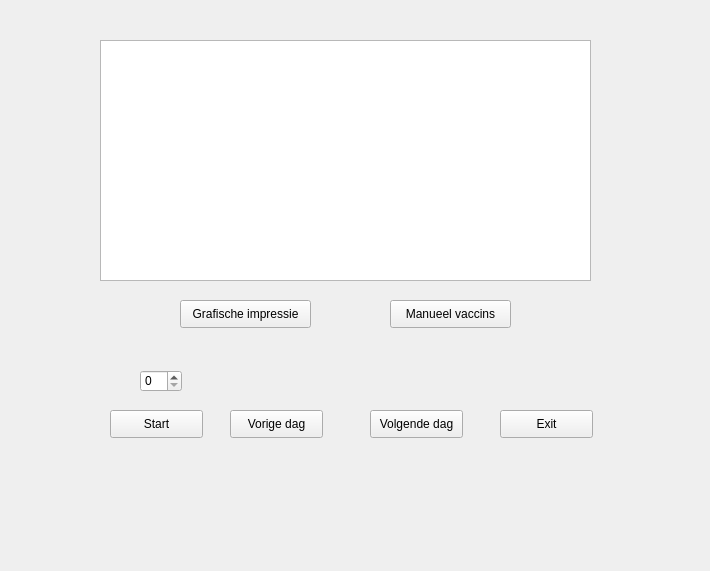
Old version of the form src/vaccininterface.ui in the repository Sam-Roggeman/ProjectPSE.
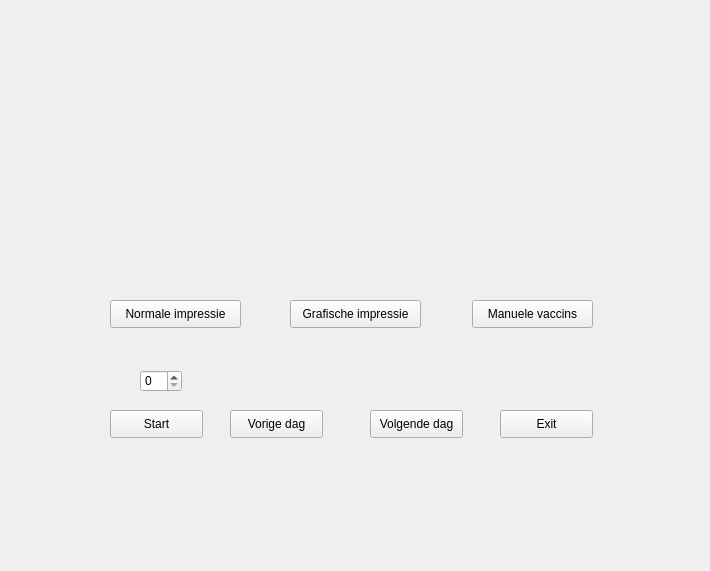
New version of the form. The open tabs and pages were chosen to show the change.

Commit message: Knoppen interface.

```diff
--- a/src/vaccininterface.ui
+++ b/src/vaccininterface.ui
@@ -116,7 +116,7 @@
       </rect>
      </property>
      <property name="currentIndex">
-      <number>0</number>
+      <number>3</number>
      </property>
      <widget class="QWidget" name="page_3">
       <widget class="QTextEdit" name="textEdit">
@@ -132,7 +132,7 @@
       <widget class="QPushButton" name="Grafische_impressie">
        <property name="geometry">
         <rect>
-         <x>140</x>
+         <x>60</x>
          <y>280</y>
          <width>131</width>
          <height>28</height>
@@ -145,7 +145,7 @@
       <widget class="QPushButton" name="pushButton_5">
        <property name="geometry">
         <rect>
-         <x>350</x>
+         <x>230</x>
          <y>280</y>
          <width>121</width>
          <height>28</height>
@@ -264,6 +264,60 @@
        </property>
        <property name="text">
         <string>Grafische impressie</string>
+       </property>
+      </widget>
+      <widget class="QPushButton" name="Statististische_gegevens">
+       <property name="geometry">
+        <rect>
+         <x>420</x>
+         <y>280</y>
+         <width>131</width>
+         <height>28</height>
+        </rect>
+       </property>
+       <property name="text">
+        <string>Statistische gegevens</string>
+       </property>
+      </widget>
+     </widget>
+     <widget class="QWidget" name="page_6">
+      <widget class="QPushButton" name="Normale_impressie_2">
+       <property name="geometry">
+        <rect>
+         <x>70</x>
+         <y>280</y>
+         <width>131</width>
+         <height>28</height>
+        </rect>
+       </property>
+       <property name="text">
+        <string>Normale impressie</string>
+       </property>
+      </widget>
+      <widget class="QPushButton" name="Grafische_impressie_2">
+       <property name="geometry">
+        <rect>
+         <x>250</x>
+         <y>280</y>
+         <width>131</width>
+         <height>28</height>
+        </rect>
+       </property>
+       <property name="text">
+        <string>Grafische impressie</string>
+       </property>
+      </widget>
+      <widget class="QPushButton" name="Manuele_vaccins">
+       <property name="geometry">
+        <rect>
+         <x>432</x>
+         <y>280</y>
+         <width>121</width>
+         <height>28</height>
+        </rect>
+       </property>
+       <property name="text">
+        <string>Manuele vaccins</string>
        </property>
       </widget>
      </widget>
```
Left out of the diff: 40 changed lines with no effect on the pictures. The commit also changes 2 other files.
